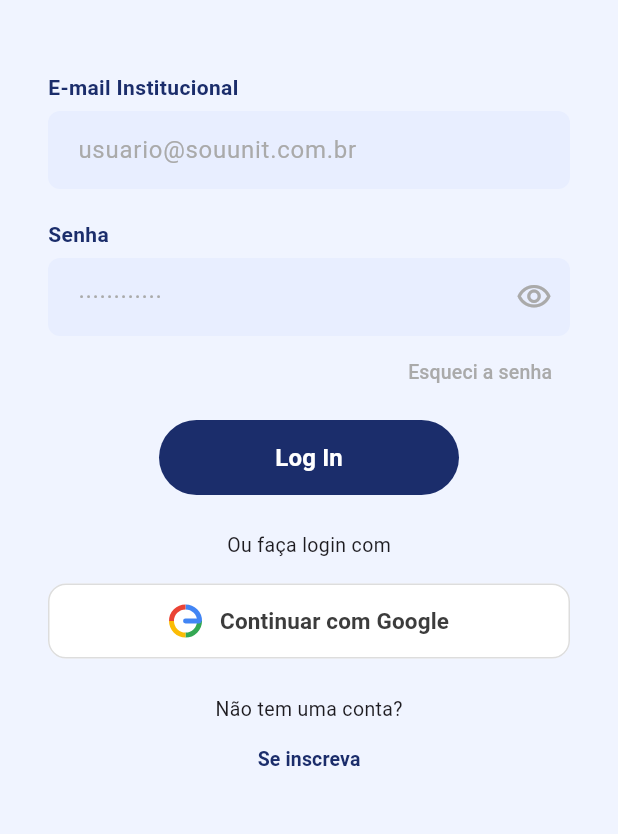
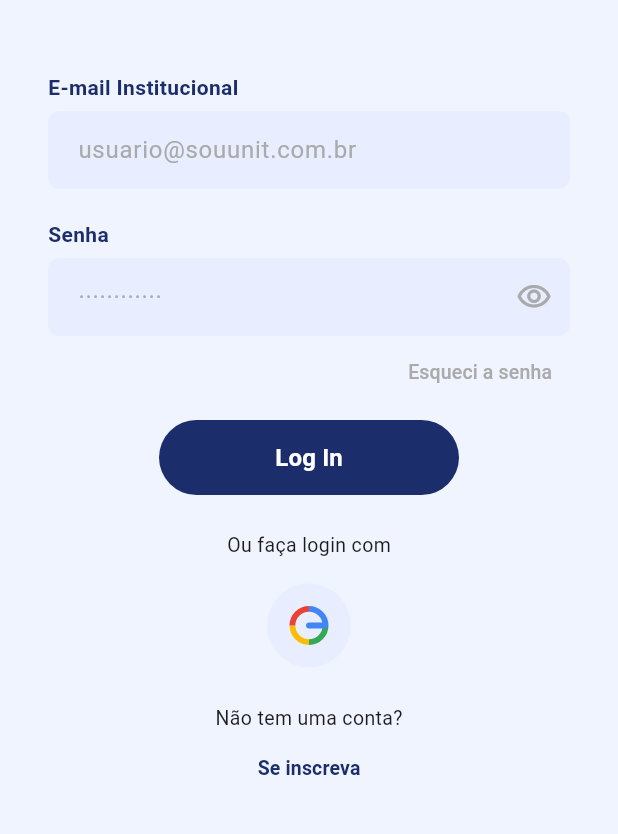
Before and after one commit to DeLay21/ServiceDesk, a Flutter app: the screen it shows after launch, on a phone screen of 412 x 824 dp, the part 225-1059 px from its top. Run offline on Flutter 3.47's test engine with Material 3 defaults, Android fonts, the phone set to English and light mode, and no system bars; our stand-ins replace cloud_firestore, firebase_auth, firebase_core, google_sign_in; accounts and stored records are empty.

```diff
--- a/lib/login/login_page.dart
+++ b/lib/login/login_page.dart
@@ -67,9 +67,11 @@ class _LoginPageState extends State<LoginPage> {
   _setCarregando(true);
   try {
     final cred = await AuthService.signInGoogle();
-      if (cred == null) return; // usuário cancelou
+    if (cred == null) return;
     _irParaHome();
   } catch (e) {
+    debugPrint('ERRO GOOGLE: $e');
+    debugPrint('TIPO: ${e.runtimeType}');
     _snackErro(_mensagemErro(e));
   } finally {
     _setCarregando(false);
@@ -89,7 +91,6 @@ class _LoginPageState extends State<LoginPage> {
                 crossAxisAlignment: CrossAxisAlignment.center,
                 children: [
                   const SizedBox(height: 100),
-
                   const Text(
                     'ServiceDesk',
                     style: TextStyle(
@@ -98,10 +99,7 @@ class _LoginPageState extends State<LoginPage> {
                       color: Color(0xFF1B2D6B),
                     ),
                   ),
-
                   const SizedBox(height: 48),
-
-                  // E-mail
                   const Align(
                     alignment: Alignment.centerLeft,
                     child: Text(
@@ -130,10 +128,7 @@ class _LoginPageState extends State<LoginPage> {
                       ),
                     ),
                   ),
-
                   const SizedBox(height: 20),
-
-                  // Senha
                   const Align(
                     alignment: Alignment.centerLeft,
                     child: Text(
@@ -172,25 +167,19 @@ class _LoginPageState extends State<LoginPage> {
                       ),
                     ),
                   ),
-
                   Align(
                     alignment: Alignment.centerRight,
                     child: TextButton(
                       onPressed: () => Navigator.of(context).push(
-                        MaterialPageRoute(
-                            builder: (_) => EsqueciSenhaPage()),
+                        MaterialPageRoute(builder: (_) => EsqueciSenhaPage()),
                       ),
                       child: const Text(
                         'Esqueci a senha',
-                        style:
-                            TextStyle(color: Color(0xFFAAAAAA), fontSize: 13),
+                        style: TextStyle(color: Color(0xFFAAAAAA), fontSize: 13),
                       ),
                     ),
                   ),
-
                   const SizedBox(height: 8),
-
-                  // Botão Login
                   Center(
                     child: SizedBox(
                       width: 200,
@@ -215,58 +204,35 @@ class _LoginPageState extends State<LoginPage> {
                       ),
                     ),
                   ),
-
                   const SizedBox(height: 24),
-                  const Text('Ou faça login com',
-                      style: TextStyle(fontSize: 13)),
+                  const Text('Ou faça login com', style: TextStyle(fontSize: 13)),
                   const SizedBox(height: 16),
-
-                  // Botão Google
-                  SizedBox(
-                    width: double.infinity,
-                    height: 50,
-                    child: OutlinedButton(
-                      onPressed: _carregando ? null : _loginGoogle,
-                      style: OutlinedButton.styleFrom(
-                        backgroundColor: Colors.white,
-                        side: const BorderSide(color: Color(0xFFDDDDDD)),
-                        shape: RoundedRectangleBorder(
-                            borderRadius: BorderRadius.circular(12)),
+                  GestureDetector(
+                    onTap: _carregando ? null : _loginGoogle,
+                    child: Container(
+                      width: 56,
+                      height: 56,
+                      decoration: const BoxDecoration(
+                        color: Color(0xFFE8EEFF),
+                        shape: BoxShape.circle,
                       ),
-                      child: Row(
-                        mainAxisAlignment: MainAxisAlignment.center,
-                        children: [
-                          // Logo G colorido desenhado com CustomPaint
-                          SizedBox(
-                            width: 22,
-                            height: 22,
-                            child: CustomPaint(
-                                painter: _GoogleLogoPainter()),
-                          ),
-                          const SizedBox(width: 12),
-                          const Text(
-                            'Continuar com Google',
-                            style: TextStyle(
-                              color: Color(0xFF3C3C3C),
-                              fontWeight: FontWeight.w600,
-                              fontSize: 15,
-                            ),
-                          ),
-                        ],
+                      child: Center(
+                        child: SizedBox(
+                          width: 26,
+                          height: 26,
+                          child: CustomPaint(painter: _GoogleLogoPainter()),
                         ),
                       ),
                     ),
-
+                  ),
                   const SizedBox(height: 24),
-
                   Column(
                     children: [
                       const Text('Não tem uma conta?',
                           style: TextStyle(fontSize: 13)),
                       TextButton(
                         onPressed: () => Navigator.of(context).push(
-                          MaterialPageRoute(
-                              builder: (_) => CadastroPage()),
+                          MaterialPageRoute(builder: (_) => CadastroPage()),
                         ),
                         child: const Text(
                           'Se inscreva',
@@ -282,8 +248,6 @@ class _LoginPageState extends State<LoginPage> {
                 ],
               ),
             ),
-
-            // Overlay de loading
             if (_carregando)
               Container(
                 color: Colors.black.withOpacity(0.15),
```
Also changed, not shown: 1 other file. Lines whose indentation alone changed are shown as unchanged.
